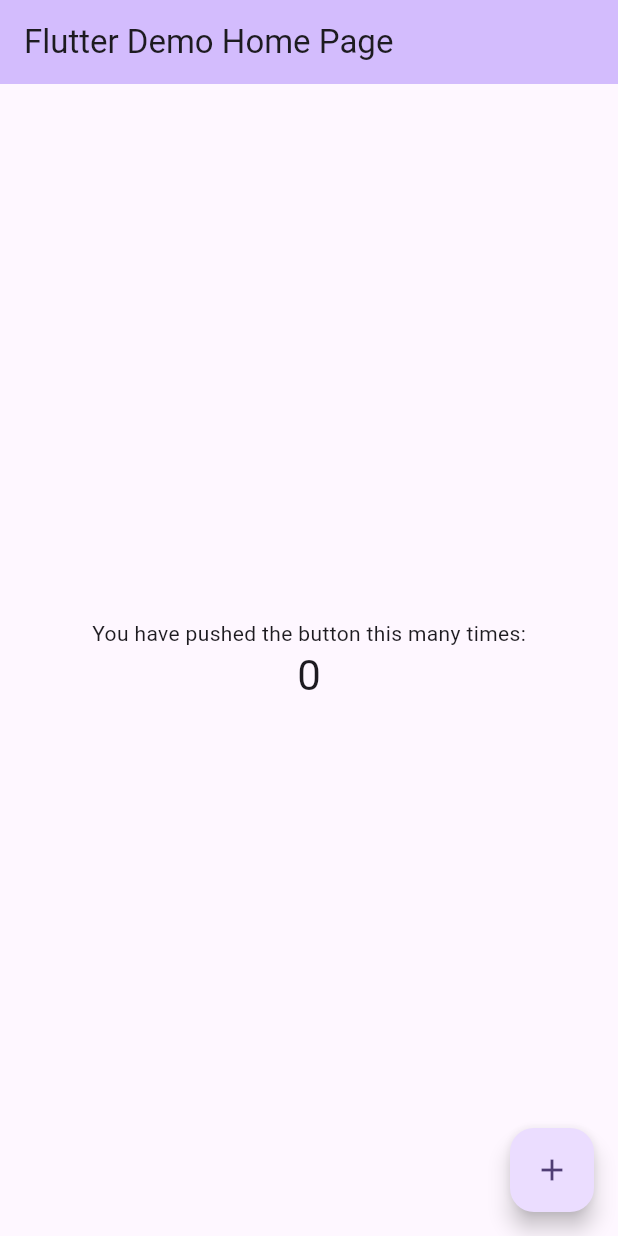
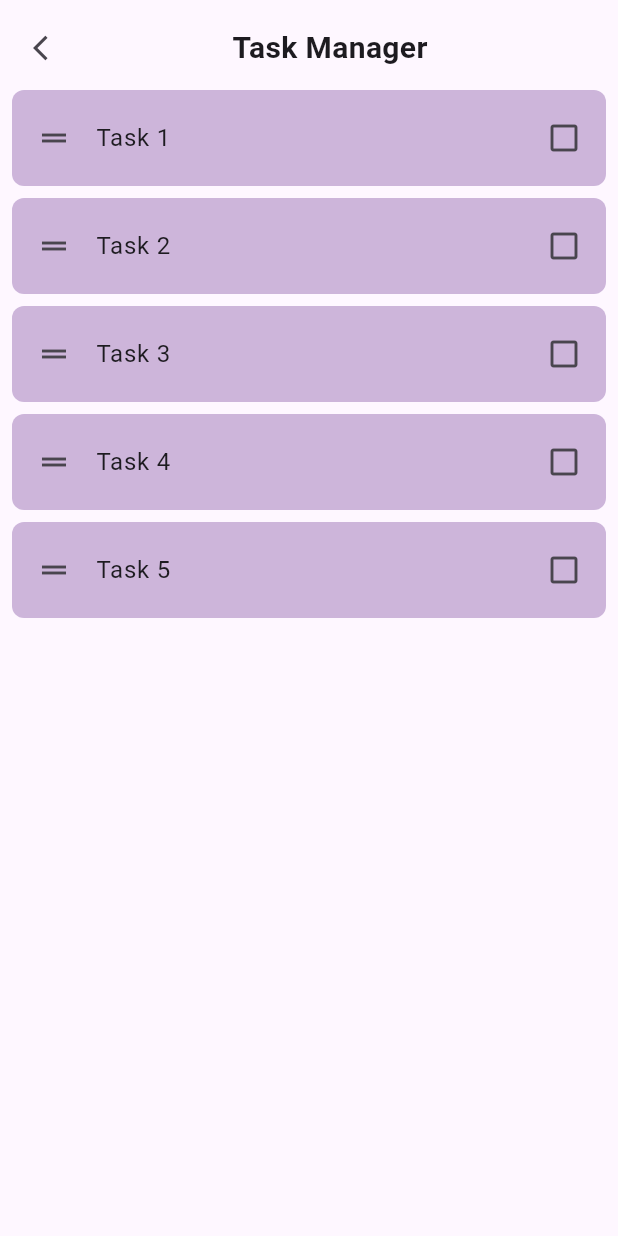
Before and after one commit to Mohamed-Elrashidy/Interactive-Dismissible-Lists, a Flutter app: the screen it shows after launch, on a phone screen of 412 x 824 dp. Run offline on Flutter 3.47's test engine with Material 3 defaults, Android fonts, the phone set to English and light mode, and no system bars.

Commit message:
now it can delete item and undo

```diff
--- a/lib/main.dart
+++ b/lib/main.dart
@@ -1,3 +1,4 @@
+import 'package:app/task_entity.dart';
 import 'package:flutter/material.dart';
 
 void main() {
@@ -13,110 +14,178 @@ class MyApp extends StatelessWidget {
     return MaterialApp(
       title: 'Flutter Demo',
       theme: ThemeData(
-        // This is the theme of your application.
-        //
-        // TRY THIS: Try running your application with "flutter run". You'll see
-        // the application has a purple toolbar. Then, without quitting the app,
-        // try changing the seedColor in the colorScheme below to Colors.green
-        // and then invoke "hot reload" (save your changes or press the "hot
-        // reload" button in a Flutter-supported IDE, or press "r" if you used
-        // the command line to start the app).
-        //
-        // Notice that the counter didn't reset back to zero; the application
-        // state is not lost during the reload. To reset the state, use hot
-        // restart instead.
-        //
-        // This works for code too, not just values: Most code changes can be
-        // tested with just a hot reload.
         colorScheme: ColorScheme.fromSeed(seedColor: Colors.deepPurple),
       ),
-      home: const MyHomePage(title: 'Flutter Demo Home Page'),
+      home: const MyHomePage(),
     );
   }
 }
 
 class MyHomePage extends StatefulWidget {
-  const MyHomePage({super.key, required this.title});
-
-  // This widget is the home page of your application. It is stateful, meaning
-  // that it has a State object (defined below) that contains fields that affect
-  // how it looks.
-
-  // This class is the configuration for the state. It holds the values (in this
-  // case the title) provided by the parent (in this case the App widget) and
-  // used by the build method of the State. Fields in a Widget subclass are
-  // always marked "final".
-
-  final String title;
+  const MyHomePage({super.key});
 
   @override
   State<MyHomePage> createState() => _MyHomePageState();
 }
 
 class _MyHomePageState extends State<MyHomePage> {
-  int _counter = 0;
+  List<TaskEntity> items = [
+    TaskEntity(title: "Task 1", order: 1, completed: false),
+    TaskEntity(title: "Task 2", order: 2, completed: false),
+    TaskEntity(title: "Task 3", order: 3, completed: false),
+    TaskEntity(title: "Task 4", order: 4, completed: false),
+    TaskEntity(title: "Task 5", order: 5, completed: false),
+  ];
+  Widget build(BuildContext context) {
+    return Scaffold(
+      body: SafeArea(
+        child: Padding(
+          padding: const EdgeInsets.all(8.0),
+          child: Column(
+            children: [
+              Row(
+                mainAxisAlignment: MainAxisAlignment.spaceBetween,
+                children: [
+                  IconButton(
+                    onPressed: () {},
+                    icon: const Icon(Icons.arrow_back_ios, size: 20),
+                  ),
 
-  void _incrementCounter() {
-    setState(() {
-      // This call to setState tells the Flutter framework that something has
-      // changed in this State, which causes it to rerun the build method below
-      // so that the display can reflect the updated values. If we changed
-      // _counter without calling setState(), then the build method would not be
-      // called again, and so nothing would appear to happen.
-      _counter++;
-    });
-  }
-
-  @override
-  Widget build(BuildContext context) {
-    // This method is rerun every time setState is called, for instance as done
-    // by the _incrementCounter method above.
-    //
-    // The Flutter framework has been optimized to make rerunning build methods
-    // fast, so that you can just rebuild anything that needs updating rather
-    // than having to individually change instances of widgets.
-    return Scaffold(
-      appBar: AppBar(
-        // TRY THIS: Try changing the color here to a specific color (to
-        // Colors.amber, perhaps?) and trigger a hot reload to see the AppBar
-        // change color while the other colors stay the same.
-        backgroundColor: Theme.of(context).colorScheme.inversePrimary,
-        // Here we take the value from the MyHomePage object that was created by
-        // the App.build method, and use it to set our appbar title.
-        title: Text(widget.title),
-      ),
-      body: Center(
-        // Center is a layout widget. It takes a single child and positions it
-        // in the middle of the parent.
-        child: Column(
-          // Column is also a layout widget. It takes a list of children and
-          // arranges them vertically. By default, it sizes itself to fit its
-          // children horizontally, and tries to be as tall as its parent.
-          //
-          // Column has various properties to control how it sizes itself and
-          // how it positions its children. Here we use mainAxisAlignment to
-          // center the children vertically; the main axis here is the vertical
-          // axis because Columns are vertical (the cross axis would be
-          // horizontal).
-          //
-          // TRY THIS: Invoke "debug painting" (choose the "Toggle Debug Paint"
-          // action in the IDE, or press "p" in the console), to see the
-          // wireframe for each widget.
-          mainAxisAlignment: MainAxisAlignment.center,
-          children: <Widget>[
-            const Text('You have pushed the button this many times:'),
-            Text(
-              '$_counter',
-              style: Theme.of(context).textTheme.headlineMedium,
-            ),
-          ],
+                  Text(
+                    "Task Manager",
+                    style: TextStyle(fontSize: 20, fontWeight: FontWeight.bold),
+                  ),
+                  Container(width: 20),
+                ],
+              ),
+              Expanded(
+                child: ReorderableListView(
+                  children: [
+                    for (int index = 0; index < items.length; index++)
+                      Dismissible(
+                        confirmDismiss: (_) async {
+                          return await showDialog<bool>(
+                            context: context,
+                            builder:
+                                (context) => AlertDialog(
+                                  title: Text('Confirm Delete'),
+                                  content: Text(
+                                    'Are you sure you want to delete this task?',
+                                  ),
+                                  actions: [
+                                    TextButton(
+                                      onPressed: () {
+                                        Navigator.of(context).pop(true);
+                                      },
+                                      child: Text('Yes'),
+                                    ),
+                                    TextButton(
+                                      onPressed: () {
+                                        Navigator.of(context).pop(false);
+                                        setState(() {});
+                                      },
+                                      child: Text('No'),
+                                    ),
+                                  ],
+                                ),
+                          );
+                        },
+                        onDismissed: (_) {
+                          // show confirmation Dialog
+                          TaskEntity removedItem = items[index];
+                          setState(() {
+                            items.removeAt(index);
+                          });
+                          ScaffoldMessenger.of(context).showSnackBar(
+                            SnackBar(
+                              content: Row(
+                                mainAxisAlignment:
+                                    MainAxisAlignment.spaceBetween,
+                                children: [
+                                  Text('Task deleted'),
+                                  TextButton(
+                                    onPressed: () {
+                                      setState(() {
+                                        items.insert(index, removedItem);
+                                      });
+                                      ScaffoldMessenger.of(
+                                        context,
+                                      ).hideCurrentSnackBar();
+                                    },
+                                    child: Text(
+                                      'UNDO',
+                                      style: TextStyle(color: Colors.yellow),
+                                    ),
+                                  ),
+                                ],
+                              ),
+                            ),
+                          );
+                        },
+                        background: Container(
+                          color: Colors.red,
+                          alignment: Alignment.centerRight,
+                          padding: EdgeInsets.only(right: 20),
+                          child: Icon(Icons.delete, color: Colors.white),
+                        ),
+                        key: ValueKey<TaskEntity>(items[index]),
+                        child: Container(
+                          margin: const EdgeInsets.symmetric(vertical: 4),
+                          child: ListTile(
+                            tileColor: Color(0xBEBC9FCE),
+                            contentPadding: const EdgeInsets.symmetric(
+                              horizontal: 16,
+                              vertical: 4,
+                            ),
+                            shape: RoundedRectangleBorder(
+                              borderRadius: BorderRadius.circular(8),
+                            ),
+                            title: Text(
+                              items[index].title,
+                              style: TextStyle(
+                                decoration:
+                                    items[index].completed
+                                        ? TextDecoration.lineThrough
+                                        : TextDecoration.none,
+                              ),
+                            ),
+                            leading: const Icon(Icons.drag_handle),
+                            trailing: GestureDetector(
+                              onTap: () {
+                                setState(() {
+                                  items[index].completed =
+                                      !items[index].completed;
+                                });
+                              },
+                              child: Icon(
+                                items[index].completed
+                                    ? Icons.check_box
+                                    : Icons.check_box_outline_blank,
+                              ),
+                            ),
+                          ),
+                        ),
+                      ),
+                  ],
+                  onReorder: (first, second) {
+                    setState(() {
+                      print('first: $first, second: $second');
+                      if (first < second) {
+                        second -= 1;
+                      }
+                      final item = items.removeAt(first);
+                      items.insert(second, item);
+                      for (int i = 0; i < items.length; i++) {
+                        items[i].order = i + 1;
+                      }
+                    });
+                  },
+                ),
+              ),
+            ],
+          ),
         ),
       ),
-      floatingActionButton: FloatingActionButton(
-        onPressed: _incrementCounter,
-        tooltip: 'Increment',
-        child: const Icon(Icons.add),
-      ), // This trailing comma makes auto-formatting nicer for build methods.
     );
   }
 }
--- /dev/null
+++ b/lib/task_entity.dart
@@ -0,0 +1,10 @@
+class TaskEntity {
+  String title;
+  int order;
+  bool completed;
+  TaskEntity({
+    required this.title,
+    required this.order,
+    required this.completed,
+  });
+}
```
